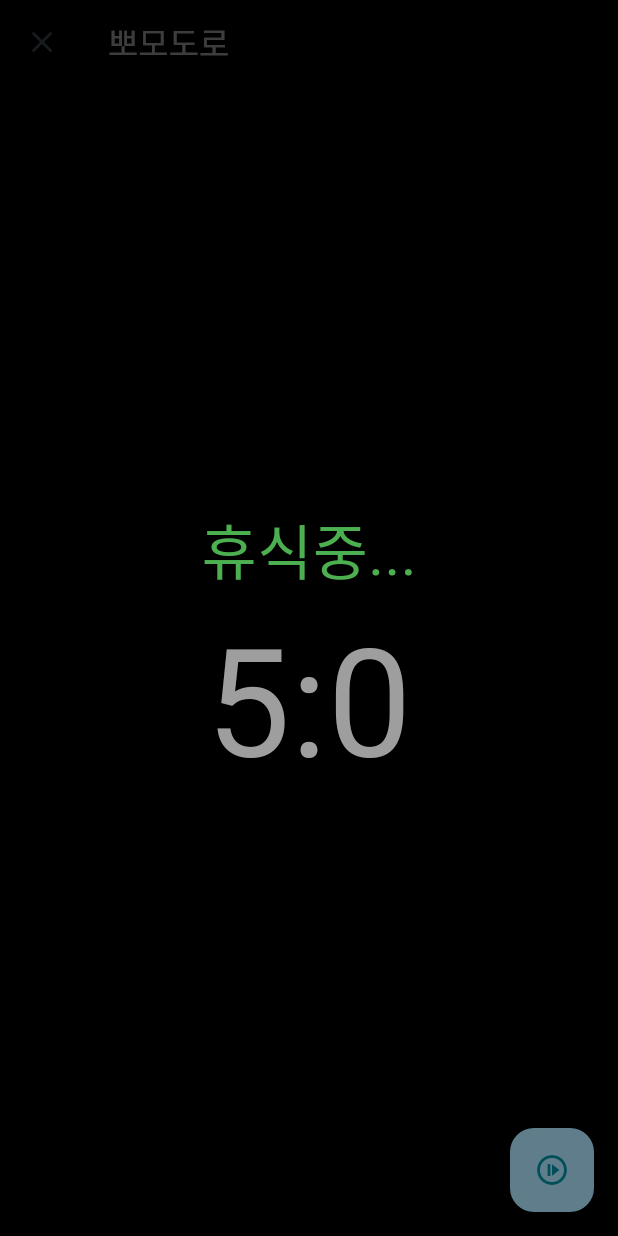
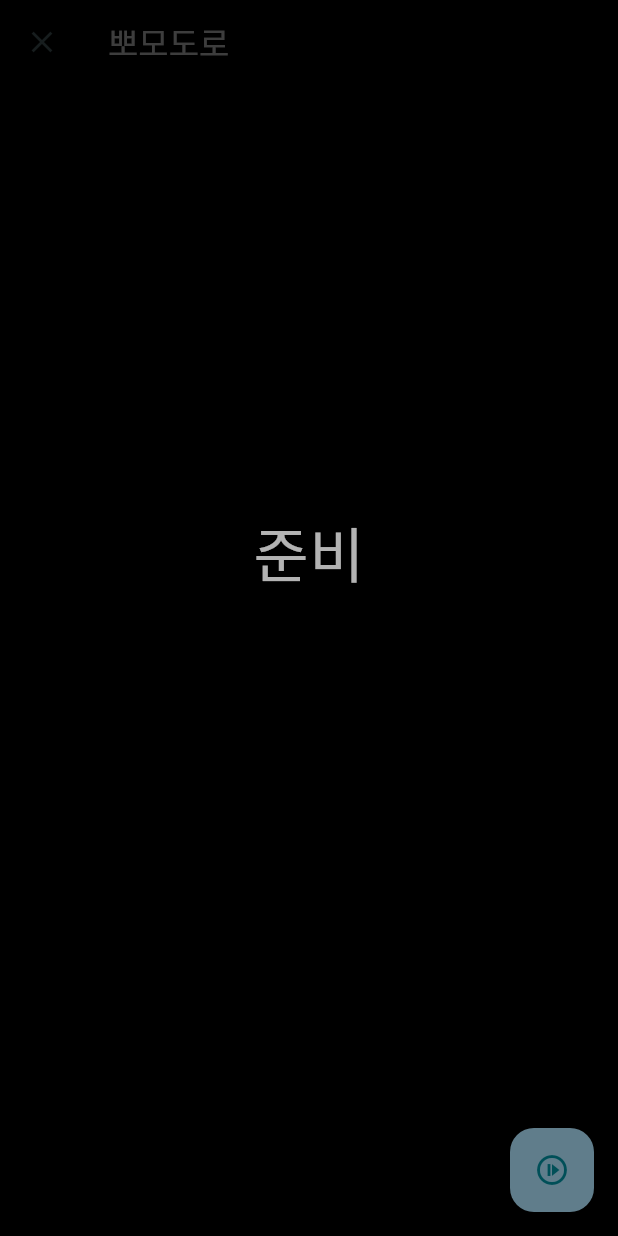
Before and after one commit to dajkim76/good_timer, a Flutter app: the screen it shows after launch, on a phone screen of 412 x 824 dp. Run offline on Flutter 3.47's test engine with Material 3 defaults, Android fonts, the phone set to English and light mode, and no system bars; our stand-ins replace audioplayers, wakelock.

Commit message:
Update design

```diff
--- a/lib/main.dart
+++ b/lib/main.dart
@@ -114,10 +114,23 @@ class _MyHomePageState extends State<MyHomePage> {
   }
 
   String _getTimeText() {
+    if (_timer == null) return " ";
     int remainSeconds = _getModeSeconds() - _counter;
-    int min = (remainSeconds / 60).toInt();
-    int sec = (remainSeconds % 60);
+    String min = (remainSeconds / 60).toInt().toString();
+    String sec = (remainSeconds % 60).toString();
+    if (min.length == 1) min = "0$min";
+    if (sec.length == 1) sec = "0$sec";
     return "$min:$sec";
+  }
+
+  String _getModeLabel() {
+    if (_timer == null) return "준비";
+    return isFocusMode ? '포커스!! 집중하세요' : "휴식중...";
+  }
+
+  Color _getModeLabelColor() {
+    if (_timer == null) return Colors.white70;
+    return isFocusMode ? Colors.green : Colors.grey;
   }
 
   @override
@@ -170,8 +183,8 @@ class _MyHomePageState extends State<MyHomePage> {
               mainAxisAlignment: MainAxisAlignment.center,
               children: <Widget>[
                 Text(
-                  isFocusMode ? '포커스!! 집중하세요' : "휴식중...",
-                  style: const TextStyle(color: Colors.green, fontSize: 40),
+                  _getModeLabel(),
+                  style: TextStyle(color: _getModeLabelColor(), fontSize: 40),
                 ),
                 Text(
                   _getTimeText(),
```
